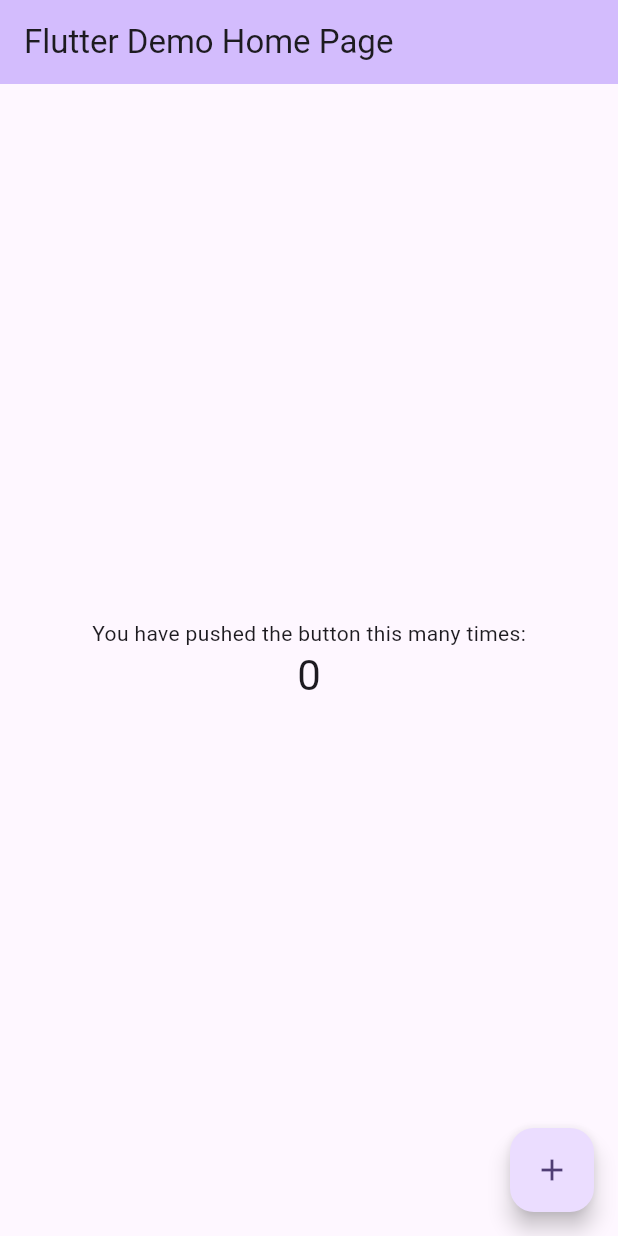
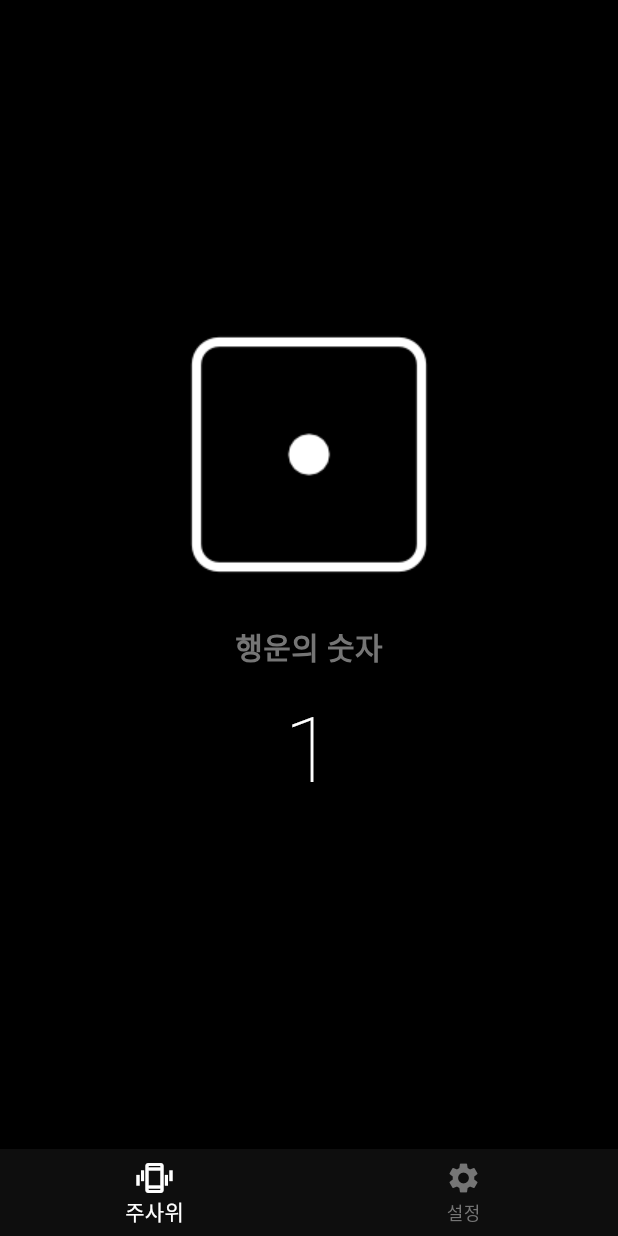
Before and after one commit to torder-raven/random_number, a Flutter app: the screen it shows after launch, on a phone screen of 412 x 824 dp. Run offline on Flutter 3.47's test engine with Material 3 defaults, Android fonts, the phone set to English and light mode, and no system bars.

Commit message:
feat: 랜덤 주사위 구현

```diff
--- /dev/null
+++ b/lib/const/colors.dart
@@ -0,0 +1,5 @@
+import 'package:flutter/material.dart';
+
+const backgroundColor = Color(0xFF0E0E0E); // 배경
+const primaryColor = Colors.white; // 메인 컬러
+final secondaryColor = Colors.grey[600]; // 보조 색상
--- a/lib/main.dart
+++ b/lib/main.dart
@@ -1,125 +1,20 @@
 import 'package:flutter/material.dart';
+import 'package:random_number/const/colors.dart';
+import 'package:random_number/screen/root_screen.dart';
 
 void main() {
-  runApp(const MyApp());
-}
-
-class MyApp extends StatelessWidget {
-  const MyApp({super.key});
-
-  // This widget is the root of your application.
-  @override
-  Widget build(BuildContext context) {
-    return MaterialApp(
-      title: 'Flutter Demo',
+  runApp(
+    MaterialApp(
+      debugShowCheckedModeBanner: false,
       theme: ThemeData(
-        // This is the theme of your application.
-        //
-        // TRY THIS: Try running your application with "flutter run". You'll see
-        // the application has a purple toolbar. Then, without quitting the app,
-        // try changing the seedColor in the colorScheme below to Colors.green
-        // and then invoke "hot reload" (save your changes or press the "hot
-        // reload" button in a Flutter-supported IDE, or press "r" if you used
-        // the command line to start the app).
-        //
-        // Notice that the counter didn't reset back to zero; the application
-        // state is not lost during the reload. To reset the state, use hot
-        // restart instead.
-        //
-        // This works for code too, not just values: Most code changes can be
-        // tested with just a hot reload.
-        colorScheme: ColorScheme.fromSeed(seedColor: Colors.deepPurple),
-        useMaterial3: true,
-      ),
-      home: const MyHomePage(title: 'Flutter Demo Home Page'),
-    );
-  }
-}
-
-class MyHomePage extends StatefulWidget {
-  const MyHomePage({super.key, required this.title});
-
-  // This widget is the home page of your application. It is stateful, meaning
-  // that it has a State object (defined below) that contains fields that affect
-  // how it looks.
-
-  // This class is the configuration for the state. It holds the values (in this
-  // case the title) provided by the parent (in this case the App widget) and
-  // used by the build method of the State. Fields in a Widget subclass are
-  // always marked "final".
-
-  final String title;
-
-  @override
-  State<MyHomePage> createState() => _MyHomePageState();
-}
-
-class _MyHomePageState extends State<MyHomePage> {
-  int _counter = 0;
-
-  void _incrementCounter() {
-    setState(() {
-      // This call to setState tells the Flutter framework that something has
-      // changed in this State, which causes it to rerun the build method below
-      // so that the display can reflect the updated values. If we changed
-      // _counter without calling setState(), then the build method would not be
-      // called again, and so nothing would appear to happen.
-      _counter++;
-    });
-  }
-
-  @override
-  Widget build(BuildContext context) {
-    // This method is rerun every time setState is called, for instance as done
-    // by the _incrementCounter method above.
-    //
-    // The Flutter framework has been optimized to make rerunning build methods
-    // fast, so that you can just rebuild anything that needs updating rather
-    // than having to individually change instances of widgets.
-    return Scaffold(
-      appBar: AppBar(
-        // TRY THIS: Try changing the color here to a specific color (to
-        // Colors.amber, perhaps?) and trigger a hot reload to see the AppBar
-        // change color while the other colors stay the same.
-        backgroundColor: Theme.of(context).colorScheme.inversePrimary,
-        // Here we take the value from the MyHomePage object that was created by
-        // the App.build method, and use it to set our appbar title.
-        title: Text(widget.title),
-      ),
-      body: Center(
-        // Center is a layout widget. It takes a single child and positions it
-        // in the middle of the parent.
-        child: Column(
-          // Column is also a layout widget. It takes a list of children and
-          // arranges them vertically. By default, it sizes itself to fit its
-          // children horizontally, and tries to be as tall as its parent.
-          //
-          // Column has various properties to control how it sizes itself and
-          // how it positions its children. Here we use mainAxisAlignment to
-          // center the children vertically; the main axis here is the vertical
-          // axis because Columns are vertical (the cross axis would be
-          // horizontal).
-          //
-          // TRY THIS: Invoke "debug painting" (choose the "Toggle Debug Paint"
-          // action in the IDE, or press "p" in the console), to see the
-          // wireframe for each widget.
-          mainAxisAlignment: MainAxisAlignment.center,
-          children: <Widget>[
-            const Text(
-              'You have pushed the button this many times:',
-            ),
-            Text(
-              '$_counter',
-              style: Theme.of(context).textTheme.headlineMedium,
-            ),
-          ],
+        // BottomNavigationBar 위젯 관련
+        bottomNavigationBarTheme: BottomNavigationBarThemeData(
+          selectedItemColor: primaryColor, // 선택 상태 색
+          unselectedItemColor: secondaryColor, // 비선택 상태 색
+          backgroundColor: backgroundColor, // 배경 색
         ),
       ),
-      floatingActionButton: FloatingActionButton(
-        onPressed: _incrementCounter,
-        tooltip: 'Increment',
-        child: const Icon(Icons.add),
-      ), // This trailing comma makes auto-formatting nicer for build methods.
-    );
-  }
+      home: RootScreen(),
+    ),
+  );
 }
--- /dev/null
+++ b/lib/screen/home_screen.dart
@@ -0,0 +1,44 @@
+import 'package:flutter/material.dart';
+
+import '../const/colors.dart';
+
+class HomeScreen extends StatelessWidget {
+  final int number;
+
+  const HomeScreen({
+    required this.number,
+    Key? key,
+  }) : super(key: key);
+
+  @override
+  Widget build(BuildContext context) {
+    return Column(
+      mainAxisAlignment: MainAxisAlignment.center,
+      children: [
+
+        // ➊ 주사위 이미지
+        Center(
+          child: Image.asset('asset/img/$number.png'),
+        ),
+        SizedBox(height: 32.0),
+        Text(
+          '행운의 숫자',
+          style: TextStyle(
+            color: secondaryColor,
+            fontSize: 20.0,
+            fontWeight: FontWeight.w700,
+          ),
+        ),
+        SizedBox(height: 12.0),
+        Text(
+          number.toString(),  // ➋ 주사위 값에 해당되는 숫자
+          style: TextStyle(
+            color: primaryColor,
+            fontSize: 60.0,
+            fontWeight: FontWeight.w200,
+          ),
+        ),
+      ],
+    );
+  }
+}
--- /dev/null
+++ b/lib/screen/root_screen.dart
@@ -0,0 +1,91 @@
+import 'package:flutter/material.dart';
+import 'setting_screen.dart';
+import 'home_screen.dart';
+import 'dart:math';
+
+class RootScreen extends StatefulWidget {
+  const RootScreen({super.key});
+
+  @override
+  State<StatefulWidget> createState() => _RootScreenState();
+}
+
+class _RootScreenState extends State<RootScreen> with TickerProviderStateMixin {
+  late int number;
+
+  TabController? controller;
+
+  @override
+  void initState() {
+    super.initState();
+
+    controller = TabController(length: 2, vsync: this);
+    controller!.addListener(tabListener);
+    refreshDice();
+  }
+
+  void refreshDice() {
+    final rand = new Random();
+
+    setState(() {
+      number = rand.nextInt(5) + 1;
+    });
+  }
+
+  tabListener() {
+    setState(() {
+      if (controller!.index == 1) {
+        refreshDice();
+      }
+    });
+  }
+
+  @override
+  dispose() {
+    controller!.removeListener(tabListener);
+    super.dispose();
+  }
+
+  @override
+  Widget build(BuildContext context) {
+    return Scaffold(
+      backgroundColor: Colors.black,
+      body: TabBarView(
+        controller: controller,
+        children: renderChildren(),
+      ),
+      bottomNavigationBar: renderBottomNavigation(),
+    );
+  }
+
+  List<Widget> renderChildren() {
+    return [HomeScreen(number: number), SettingScreen()];
+  }
+
+  BottomNavigationBar renderBottomNavigation() {
+    return BottomNavigationBar(
+      currentIndex: controller!.index,
+      onTap: (int index) {
+        // 탭이 선택될 때마다 실행되는 함수
+        setState(() {
+          controller!.animateTo(index);
+        });
+      },
+      items: [
+        BottomNavigationBarItem(
+          // 하단 탭바의 각 버튼을 구현
+          icon: Icon(
+            Icons.edgesensor_high_outlined,
+          ),
+          label: '주사위',
+        ),
+        BottomNavigationBarItem(
+          icon: Icon(
+            Icons.settings,
+          ),
+          label: '설정',
+        ),
+      ],
+    );
+  }
+}
--- /dev/null
+++ b/lib/screen/setting_screen.dart
@@ -0,0 +1,16 @@
+import 'package:flutter/material.dart';
+import 'package:random_number/const/colors.dart';
+
+class SettingScreen extends StatelessWidget {
+  const SettingScreen({super.key});
+
+  @override
+  Widget build(BuildContext context) {
+    return Center(
+      child: Text(
+        '와 세팅!!!',
+        style: TextStyle(color: primaryColor),
+      ),
+    );
+  }
+}
--- a/pubspec.yaml
+++ b/pubspec.yaml
@@ -58,6 +58,9 @@ flutter:
   # the material Icons class.
   uses-material-design: true
 
+  assets:
+    - asset/img/
+
   # To add assets to your application, add an assets section, like this:
   # assets:
   #   - images/a_dot_burr.jpeg
```
Also changed, not shown: asset/img/1.png (added), asset/img/2.png (added), asset/img/3.png (added), asset/img/4.png (added), asset/img/5.png (added), asset/img/6.png (added).
